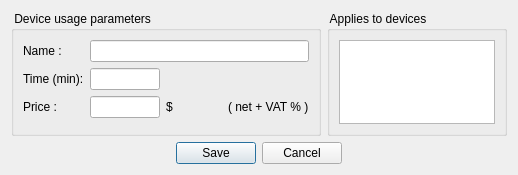
The window that client/dlgpaneluseedit.ui (tbikfalvi/Belenus) describes before a commit, drawn with Qt 5.
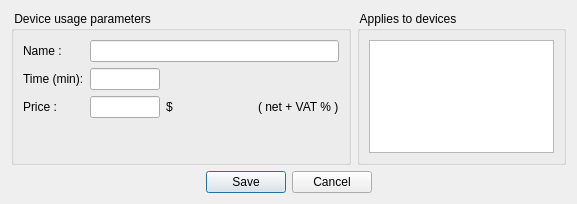
The same window after the commit.

The edit to the form file:
```diff
--- a/client/dlgpaneluseedit.ui
+++ b/client/dlgpaneluseedit.ui
@@ -6,8 +6,8 @@
    <rect>
     <x>0</x>
     <y>0</y>
-    <width>518</width>
-    <height>170</height>
+    <width>577</width>
+    <height>204</height>
    </rect>
   </property>
   <property name="windowTitle">
```
